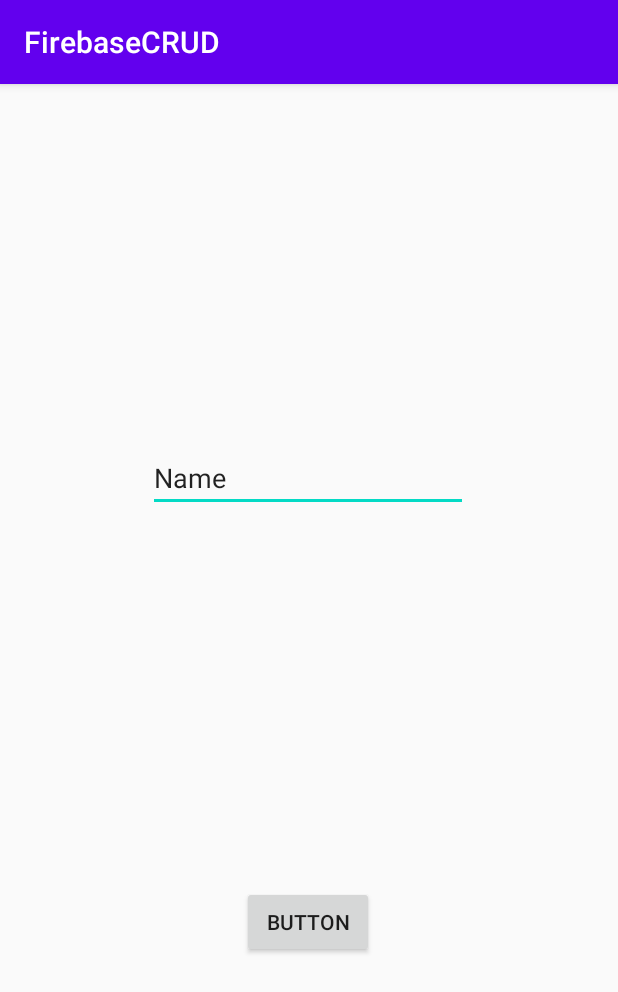
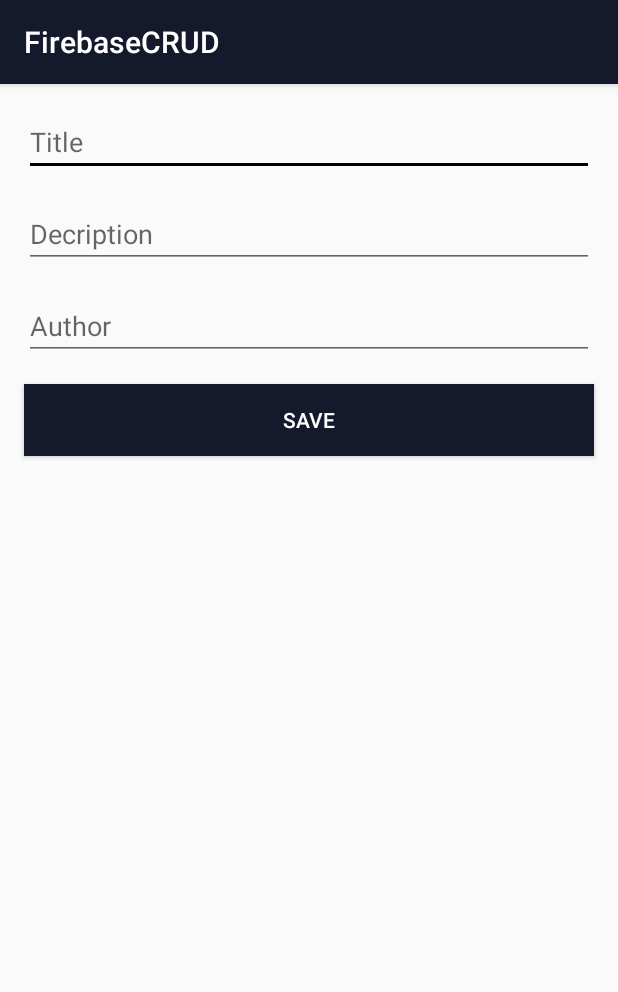
Before and after one commit to Daneshwaran/FirebaseCRUD, an Android app: the screen it shows after launch (MainActivity), on a phone screen of 412 x 824 dp. Shown: the top 992 px of the screen. Run offline under Robolectric (Android 15) with nearby library versions, the phone set to English and light mode, and no system bars; our stand-ins replace Firebase (no records; nobody signed in at launch, a user with empty details on screens opened directly).

Commit message:
3 edittext field insertdata successfull

```diff
--- a/app/src/main/java/com/example/firebasecrud/MainActivity.java
+++ b/app/src/main/java/com/example/firebasecrud/MainActivity.java
@@ -1,38 +1,44 @@
 package com.example.firebasecrud;
 
+import androidx.annotation.NonNull;
 import androidx.appcompat.app.AppCompatActivity;
 
 import android.os.Bundle;
+import android.util.Log;
 import android.view.View;
 import android.widget.Button;
 import android.widget.EditText;
-import android.widget.Toast;
-
-import com.google.firebase.database.DatabaseReference;
+import com.google.android.gms.tasks.Task;
 import com.google.firebase.database.FirebaseDatabase;
 
 import java.util.HashMap;
 
 public class MainActivity extends AppCompatActivity {
 
-        private EditText text;
-        private Button button;
-        FirebaseDatabase rootNode;
-        DatabaseReference reference;
+        private EditText title,description,author;
+        private Button save;
 
+        @Override
+        protected void onCreate(Bundle savedInstanceState) {
+                super.onCreate(savedInstanceState);
+                setContentView(R.layout.activity_main);
 
-@Override
-protected void onCreate(Bundle savedInstanceState) {
-        super.onCreate(savedInstanceState);
-        setContentView(R.layout.activity_main);
-        text = (EditText) findViewById(R.id.text);
-        button = (Button) findViewById(R.id.button);
+                title = findViewById(R.id.title);
+                description = findViewById(R.id.description);
+                author = findViewById(R.id.author);
+                save = findViewById(R.id.save);
 
-        button.setOnClickListener(new View.OnClickListener() {
-                @Override
-                public void onClick(View view) {
-                        String txt_name = text.getText().toString();
-                        FirebaseDatabase.getInstance().getReference().child("knowledge").child("Name").setValue(txt_name);
+                save.setOnClickListener(new View.OnClickListener() {
+                        @Override
+                        public void onClick(View view) {
+
+                                HashMap<String,Object> map = new HashMap<>();
+                                map.put("title",title.getText().toString());
+                                map.put("description",description.getText().toString());
+                                map.put("author",author.getText().toString());
+
+                                FirebaseDatabase.getInstance().getReference().child("Post").push()
+                                        .setValue(map);
                 }
         });
 
--- a/app/src/main/res/layout/activity_main.xml
+++ b/app/src/main/res/layout/activity_main.xml
@@ -7,27 +7,57 @@ android:layout_height="match_parent"
     tools:context=".MainActivity">
 
     <EditText
-    android:id="@+id/text"
-    android:layout_width="wrap_content"
+        android:id="@+id/title"
+        android:layout_width="0dp"
         android:layout_height="wrap_content"
-    android:layout_marginTop="240dp"
-    android:ems="10"
-    android:inputType="textPersonName"
-    android:text="Name"
-    app:layout_constraintEnd_toEndOf="parent"
-    app:layout_constraintHorizontal_bias="0.497"
-    app:layout_constraintStart_toStartOf="parent"
+        android:layout_marginLeft="16dp"
+        android:layout_marginTop="16dp"
+        android:layout_marginRight="16dp"
+        android:hint="Title"
+        app:layout_constraintLeft_toLeftOf="parent"
+        app:layout_constraintRight_toRightOf="parent"
         app:layout_constraintTop_toTopOf="parent" />
 
+    <EditText
+        android:id="@+id/description"
+        android:layout_width="0dp"
+        android:layout_height="wrap_content"
+        android:layout_marginStart="16dp"
+        android:layout_marginTop="16dp"
+        android:layout_marginEnd="16dp"
+        android:ems="10"
+        android:hint="Decription"
+        android:inputType="textPersonName"
+        app:layout_constraintEnd_toEndOf="parent"
+        app:layout_constraintStart_toStartOf="parent"
+        app:layout_constraintTop_toBottomOf="@+id/title" />
+
+    <EditText
+        android:id="@+id/author"
+        android:layout_width="0dp"
+        android:layout_height="wrap_content"
+        android:layout_marginStart="16dp"
+        android:layout_marginTop="16dp"
+        android:layout_marginEnd="16dp"
+        android:ems="10"
+        android:hint="Author"
+        android:inputType="textPersonName"
+        app:layout_constraintEnd_toEndOf="parent"
+        app:layout_constraintStart_toStartOf="parent"
+        app:layout_constraintTop_toBottomOf="@+id/description" />
+
     <Button
-    android:id="@+id/button"
-    android:layout_width="wrap_content"
+        android:textColor="@color/white"
+        android:background="@color/colorPrimary"
+        android:id="@+id/save"
+        android:layout_width="0dp"
         android:layout_height="wrap_content"
-    android:layout_marginTop="64dp"
-    android:text="Button"
-    app:layout_constraintBottom_toBottomOf="parent"
+        android:layout_marginStart="16dp"
+        android:layout_marginTop="16dp"
+        android:layout_marginEnd="16dp"
+        android:text="save"
         app:layout_constraintEnd_toEndOf="parent"
-    app:layout_constraintHorizontal_bias="0.498"
         app:layout_constraintStart_toStartOf="parent"
-    app:layout_constraintTop_toBottomOf="@+id/text" />
+        app:layout_constraintTop_toBottomOf="@+id/author" />
+
 </androidx.constraintlayout.widget.ConstraintLayout>
--- a/app/src/main/res/values/colors.xml
+++ b/app/src/main/res/values/colors.xml
@@ -1,6 +1,7 @@
 <?xml version="1.0" encoding="utf-8"?>
 <resources>
-    <color name="colorPrimary">#6200EE</color>
-    <color name="colorPrimaryDark">#3700B3</color>
-    <color name="colorAccent">#03DAC5</color>
+    <color name="colorPrimary">#14192c</color>
+    <color name="colorPrimaryDark">#0A0F22</color>
+    <color name="colorAccent">#000000</color>
+    <color name="white">#ffffff</color>
 </resources>
```
Lines whose indentation alone changed are shown as unchanged.
